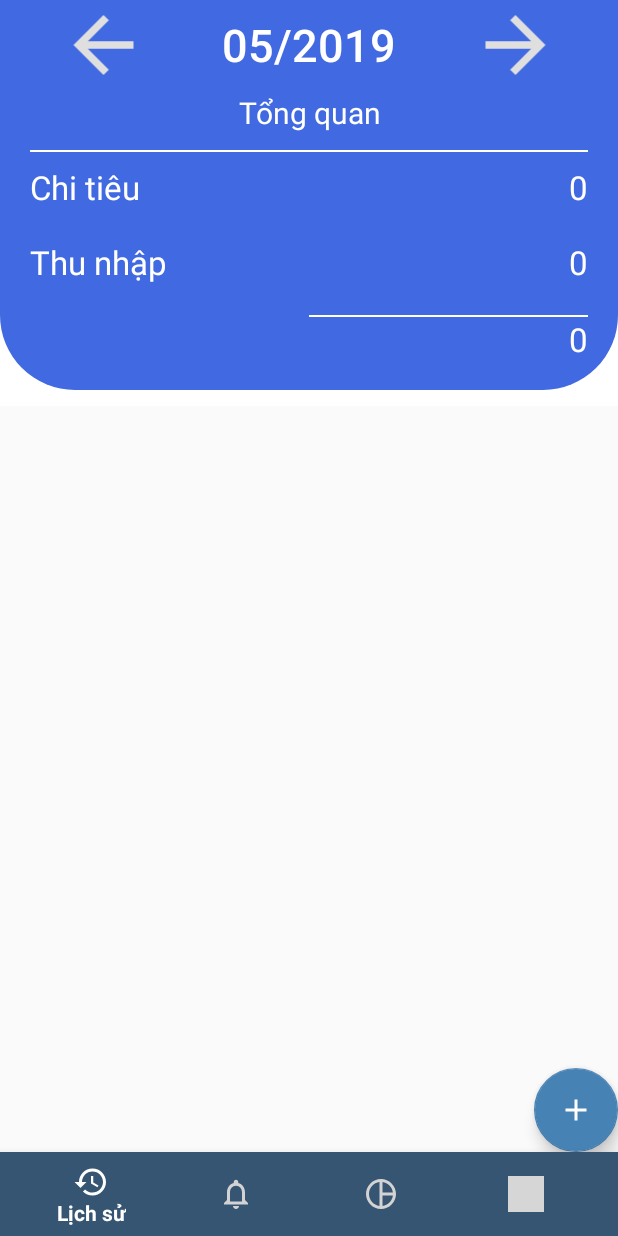
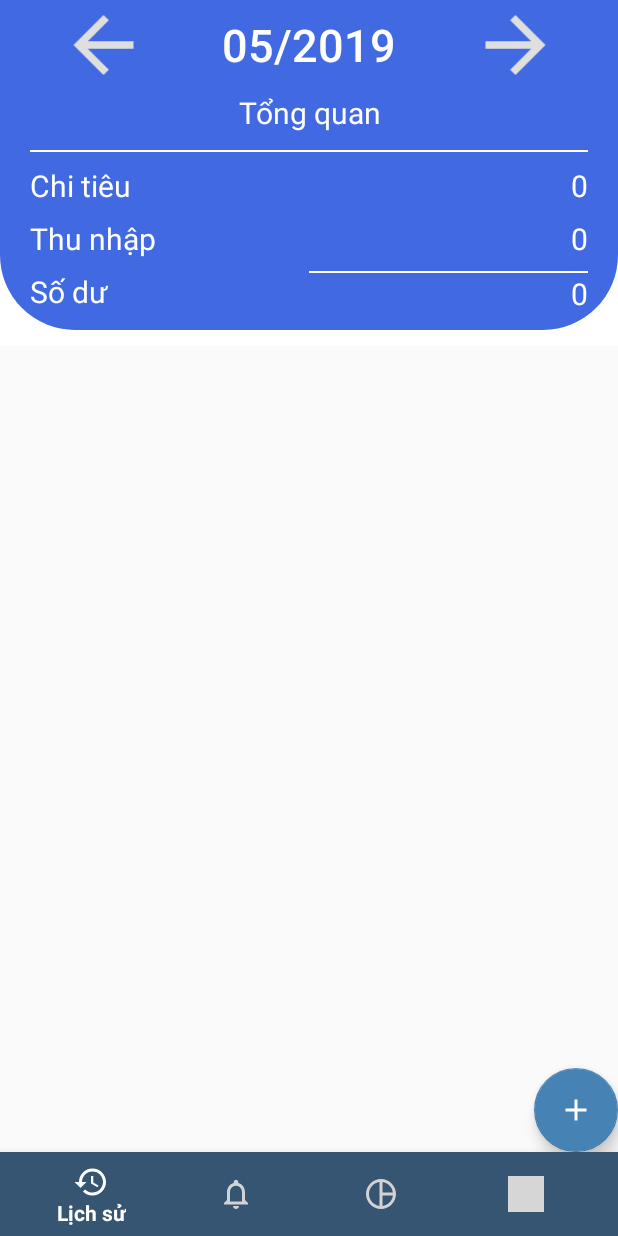
Before and after one commit to namnoit/smoney, an Android app: the screen it shows after launch (MainActivity), on a phone screen of 412 x 824 dp. Run offline under Robolectric (Android 15) with nearby library versions, the phone set to English and light mode, and no system bars; 1 statement that could not run was skipped; grey boxes are pictures that could not be loaded.

Commit message:
continue fix layout

```diff
--- a/app/src/main/res/layout/column.xml
+++ b/app/src/main/res/layout/column.xml
@@ -49,7 +49,7 @@
                     android:layout_height="match_parent"
                     android:gravity="center_vertical"
                     android:text="27"
-                    android:textSize="20sp" />
+                    android:textSize="16sp" />
             </LinearLayout>
             <LinearLayout
                 android:layout_marginRight="20dp"
@@ -64,7 +64,7 @@
                     android:gravity="right"
                     android:layout_gravity="center_vertical"
                     android:text="27"
-                    android:textSize="20sp"
+                    android:textSize="16sp"
                     android:textColor="#ff0000"/>
             </LinearLayout>
         </LinearLayout>
--- a/app/src/main/res/layout/fragment_history.xml
+++ b/app/src/main/res/layout/fragment_history.xml
@@ -104,7 +104,7 @@
         <LinearLayout
             android:layout_marginBottom="5dp"
             android:layout_width="match_parent"
-            android:layout_height="200dp"
+            android:layout_height="160dp"
             android:background="@drawable/round1"
             android:orientation="vertical"
 
@@ -152,16 +152,22 @@
                     <TextView
                         android:textColor="#ffffff"
                         android:layout_width="match_parent"
-                        android:layout_height="50dp"
+                        android:layout_height="35dp"
                         android:text="Chi tiêu"
-                        android:textSize="22sp" />
+                        android:textSize="20sp" />
 
                     <TextView
                         android:textColor="#ffffff"
                         android:layout_width="match_parent"
-                        android:layout_height="50dp"
+                        android:layout_height="35dp"
                         android:text="Thu nhập"
-                        android:textSize="22sp" />
+                        android:textSize="20sp" />
+                    <TextView
+                        android:textColor="#ffffff"
+                        android:layout_width="match_parent"
+                        android:layout_height="35dp"
+                        android:text="Số dư"
+                        android:textSize="20sp" />
                 </LinearLayout>
                 <LinearLayout
                     android:layout_width="match_parent"
@@ -174,19 +180,19 @@
                         android:textColor="#ffffff"
                         android:id="@+id/money_out"
                         android:layout_width="match_parent"
-                        android:layout_height="50dp"
+                        android:layout_height="35dp"
                         android:gravity="right"
                         android:text="1.000.000"
-                        android:textSize="22sp" />
+                        android:textSize="20sp" />
 
                     <TextView
                         android:textColor="#ffffff"
                         android:id="@+id/money_in"
                         android:layout_width="match_parent"
-                        android:layout_height="50dp"
+                        android:layout_height="35dp"
                         android:gravity="right"
                         android:text="2.000.000"
-                        android:textSize="22sp" />
+                        android:textSize="20sp" />
                     <View
                         android:layout_width="match_parent"
                         android:layout_height="1dp"
@@ -196,10 +202,10 @@
                         android:textColor="#ffffff"
                         android:id="@+id/money_remain"
                         android:layout_width="match_parent"
-                        android:layout_height="50dp"
+                        android:layout_height="35dp"
                         android:gravity="right"
                         android:text="1.000.000 "
-                        android:textSize="22sp" />
+                        android:textSize="20sp" />
                 </LinearLayout>
             </LinearLayout>
         </LinearLayout>
--- a/app/src/main/res/layout/row_item.xml
+++ b/app/src/main/res/layout/row_item.xml
@@ -5,7 +5,7 @@
     android:layout_width="match_parent"
     android:layout_height="match_parent">
     <LinearLayout
-        android:layout_marginRight="20dp"
+        android:layout_marginRight="5dp"
         android:layout_width="match_parent"
         android:layout_height="60dp"
         android:orientation="horizontal"
@@ -22,7 +22,7 @@
                 android:src="@drawable/ic_account_circle_black_24dp" />
         </LinearLayout>
         <LinearLayout
-            android:layout_weight="6"
+            android:layout_weight="1"
             android:layout_width="100dp"
             android:layout_height="match_parent"
             >
@@ -33,7 +33,7 @@
                 android:layout_height="wrap_content"
                 android:layout_gravity="center_vertical"
                 android:text="Game"
-                android:textSize="20sp" />
+                android:textSize="16sp" />
 
         </LinearLayout>
         <LinearLayout
@@ -48,7 +48,7 @@
                 android:layout_height="wrap_content"
                 android:layout_gravity="center_vertical"
                 android:text="5.000.000"
-                android:textSize="20sp" />
+                android:textSize="16sp" />
         </LinearLayout>
     </LinearLayout>
 </android.support.constraint.ConstraintLayout>
```
Also changed, not shown: 2 other files.
